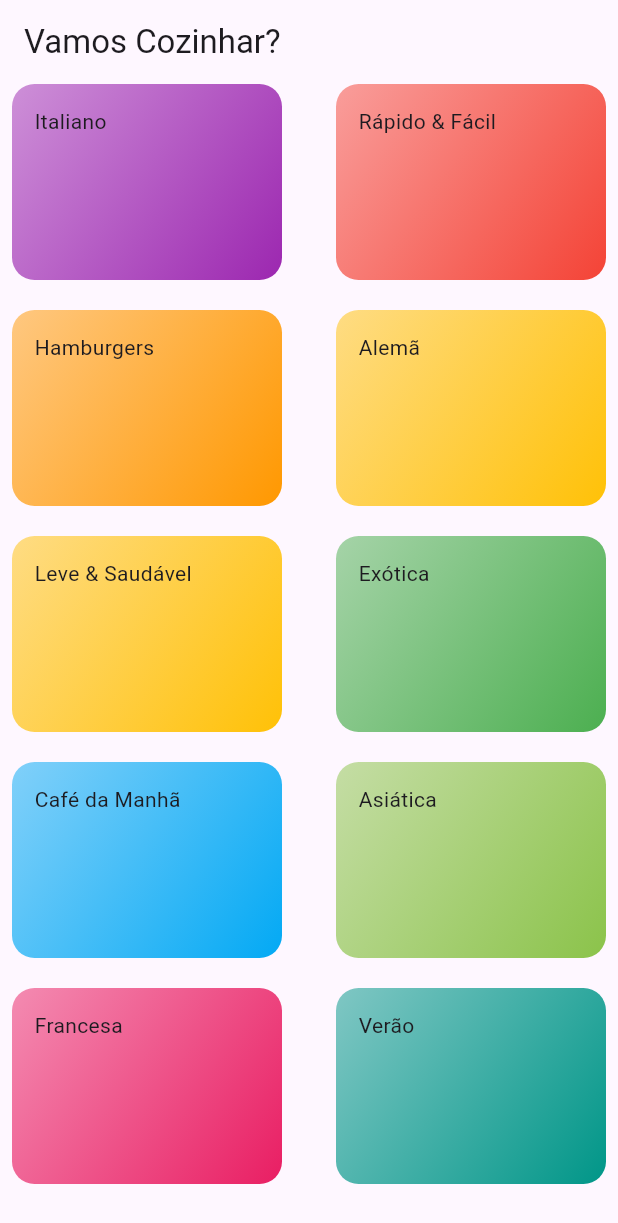
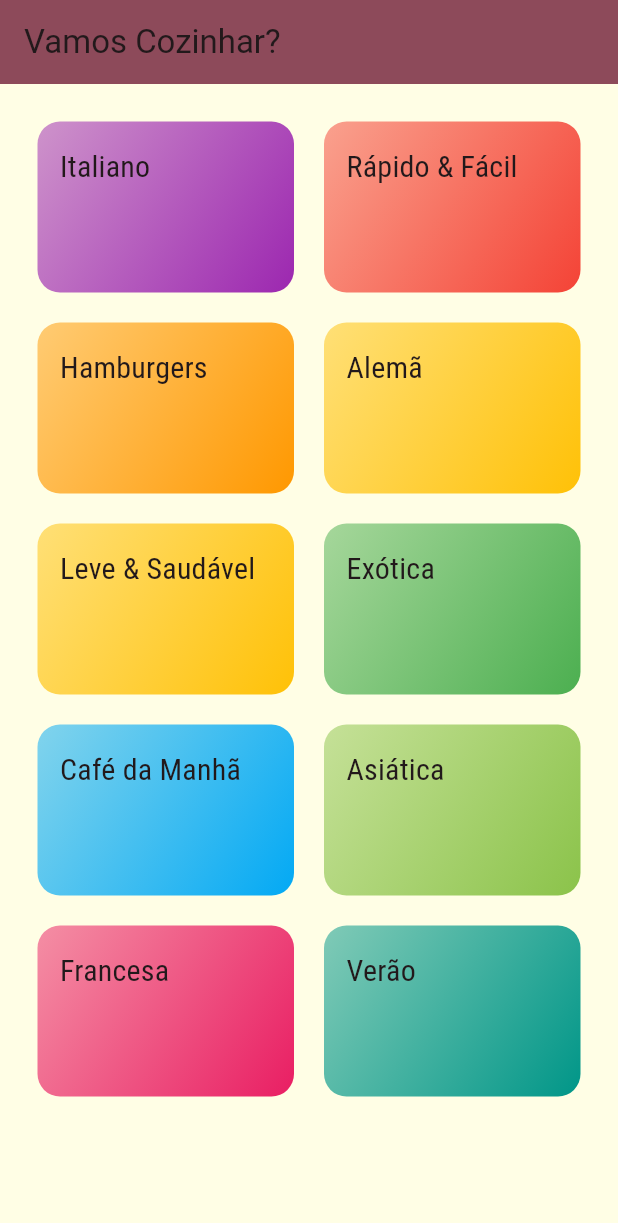
Before and after one commit to JJtankevans/Meals, a Flutter app: the screen it shows after launch, on a phone screen of 412 x 824 dp. Shown: the top 1223 px of the screen. Run offline on Flutter 3.47's test engine with Material 3 defaults, Android fonts, the phone set to English and light mode, and no system bars.

Commit message:
feature:change-the-theme

```diff
--- a/lib/components/category_item.dart
+++ b/lib/components/category_item.dart
@@ -9,7 +9,7 @@ class CategoryItem extends StatelessWidget {
   @override
   Widget build(BuildContext context) {
     return Container(
-      padding: EdgeInsets.all(15),
+      padding: const EdgeInsets.all(15),
       decoration: BoxDecoration(
         borderRadius: BorderRadius.circular(15),
         gradient: LinearGradient(
@@ -23,7 +23,10 @@ class CategoryItem extends StatelessWidget {
           end: Alignment.bottomRight,
         ),
       ),
-      child: Text(category.title),
+      child: Text(
+        category.title,
+        style: Theme.of(context).textTheme.titleMedium,
+      ),
     );
   }
 }
--- a/lib/main.dart
+++ b/lib/main.dart
@@ -7,8 +7,20 @@ class MyApp extends StatelessWidget {
   @override
   Widget build(BuildContext context) {
     return MaterialApp(
-      title: 'DeliMeals',
-      theme: ThemeData(primarySwatch: Colors.blue),
+      theme: ThemeData(
+        colorScheme: ColorScheme.fromSeed(
+          seedColor: Colors.pinkAccent,
+          secondary: Colors.amber,
+          surface: Color.fromRGBO(255, 254, 229, 1), //substitui o canvasColor
+        ),
+        fontFamily: 'Raleway',
+        textTheme: ThemeData.light().textTheme.copyWith(
+          titleMedium: const TextStyle(
+            fontSize: 20,
+            fontFamily: 'RobotoCondensed',
+          ),
+        ),
+      ),
       home: CategoryScreen(),
     );
   }
--- a/lib/screens/category_screen.dart
+++ b/lib/screens/category_screen.dart
@@ -8,8 +8,12 @@ class CategoryScreen extends StatelessWidget {
   @override
   Widget build(BuildContext context) {
     return Scaffold(
-      appBar: AppBar(title: Text("Vamos Cozinhar?")),
+      appBar: AppBar(
+        title: Text("Vamos Cozinhar?"),
+        backgroundColor: Theme.of(context).colorScheme.primary,
+      ),
       body: GridView(
+        padding: const EdgeInsets.all(25),
         gridDelegate: SliverGridDelegateWithMaxCrossAxisExtent(
           maxCrossAxisExtent: 200,
           childAspectRatio: 3 / 2,
@@ -18,10 +22,7 @@ class CategoryScreen extends StatelessWidget {
         ),
         children:
             DUMMY_CATEGORIES.map((cat) {
-              return Container(
-                padding: EdgeInsets.symmetric(horizontal: 8),
-                child: CategoryItem(category: cat),
-              );
+              return CategoryItem(category: cat);
             }).toList(),
       ),
     );
```
Also changed, not shown: pubspec.yaml (+18 -11 lines), assets/fonts/Raleway-Black.ttf (added), assets/fonts/Raleway-Bold.ttf (added), assets/fonts/Raleway-Regular.ttf (added), assets/fonts/RobotoCondensed-Bold.ttf (added), assets/fonts/RobotoCondensed-Italic.ttf (added), assets/fonts/RobotoCondensed-Light.ttf (added), assets/fonts/RobotoCondensed-Regular.ttf (added).
